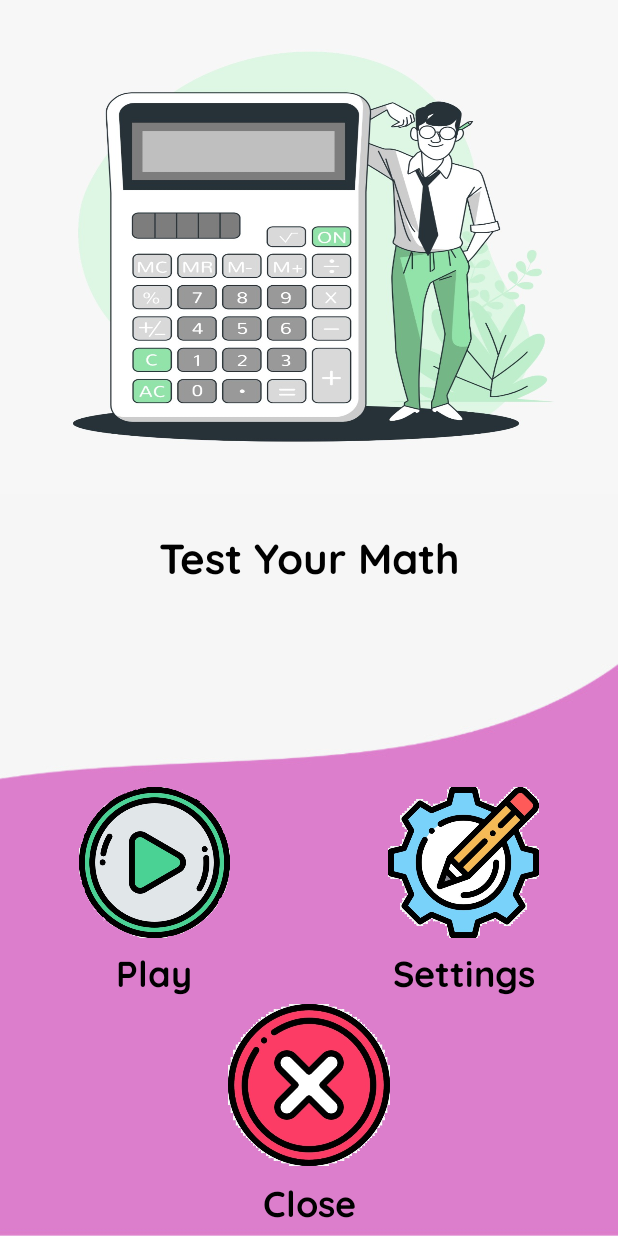
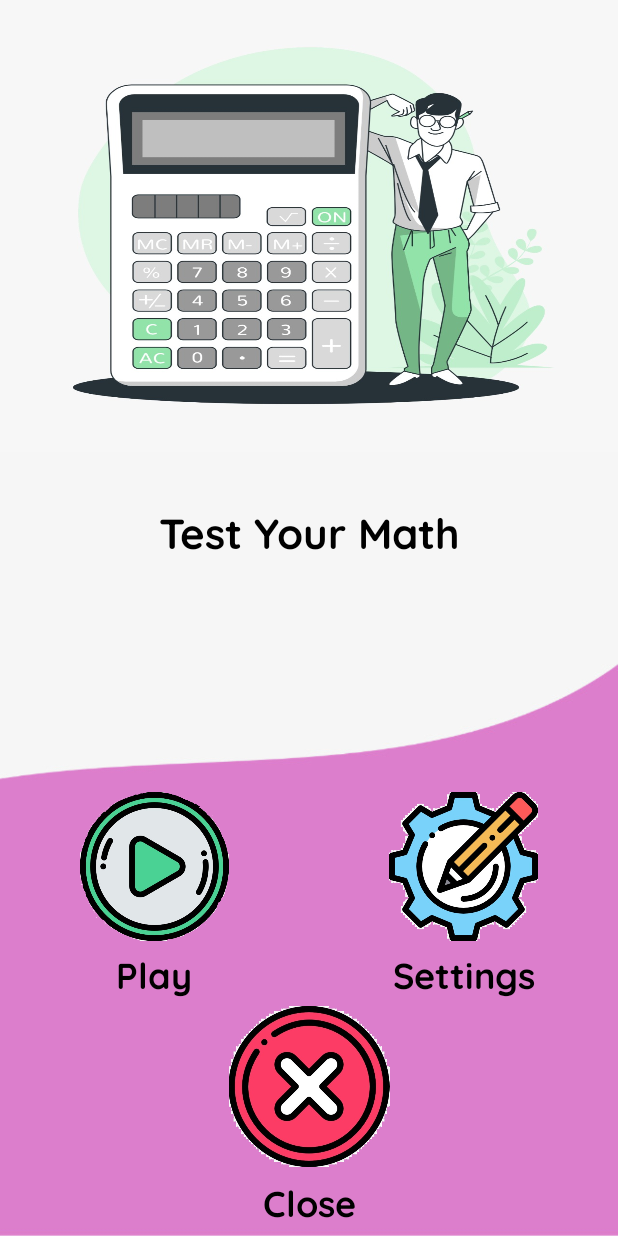
Before and after one commit to prathmesh1199/TestYourMath, an Android app: the screen it shows after launch (MainActivity), on a phone screen of 412 x 824 dp. Run offline under Robolectric (Android 15) with nearby library versions, the phone set to English and light mode, and no system bars; Roboto replaces fonts that are not available here.

Commit message:
Easy Module:button color change .after click button. main activity file :textview size increase.

```diff
--- a/app/src/main/res/drawable/round_button.xml
+++ b/app/src/main/res/drawable/round_button.xml
@@ -3,12 +3,12 @@
 
     <item android:state_pressed="false">
         <shape android:shape="oval">
-            <solid android:color="#fa09ad"/>
+            <solid android:color="#4097BF"/>
         </shape>
     </item>
     <item android:state_pressed="true">
         <shape android:shape="oval">
-            <solid android:color="#c20586"/>
+            <solid android:color="#75C519"/>
         </shape>
     </item>
 
--- a/app/src/main/res/layout/activity_easy.xml
+++ b/app/src/main/res/layout/activity_easy.xml
@@ -230,6 +230,7 @@
                android:onClick="OnPlusClick"
                ></Button>
 
+
            <Button
                android:id="@+id/btn_minus"
                android:layout_width="0dp"
--- a/app/src/main/res/layout/activity_main.xml
+++ b/app/src/main/res/layout/activity_main.xml
@@ -34,16 +34,14 @@
 
         <TextView
             android:layout_width="match_parent"
-            android:layout_height="0dp"
+            android:layout_height="30dp"
             android:layout_weight="2"
             android:fontFamily="@font/quicksand_bold"
             android:gravity="center"
             android:text="Test Your Math"
             android:textColor="@color/design_default_color_on_secondary"
             android:padding="20dp"
-
             android:textSize="28sp"></TextView>
-
 
     </LinearLayout>
 
@@ -51,13 +49,14 @@
         android:layout_width="match_parent"
         android:layout_height="0dp"
         android:layout_weight="5"
+        android:layout_marginTop="10dp"
         android:orientation="vertical"
         android:weightSum="16"
         >
 
         <LinearLayout
             android:layout_width="match_parent"
-            android:layout_height="0dp"
+            android:layout_height="wrap_content"
             android:layout_weight="4"
             ></LinearLayout>
 
```
Also changed, not shown: app/src/main/java/com/example/testyourmath/Easy.java (+33 -6 lines).
